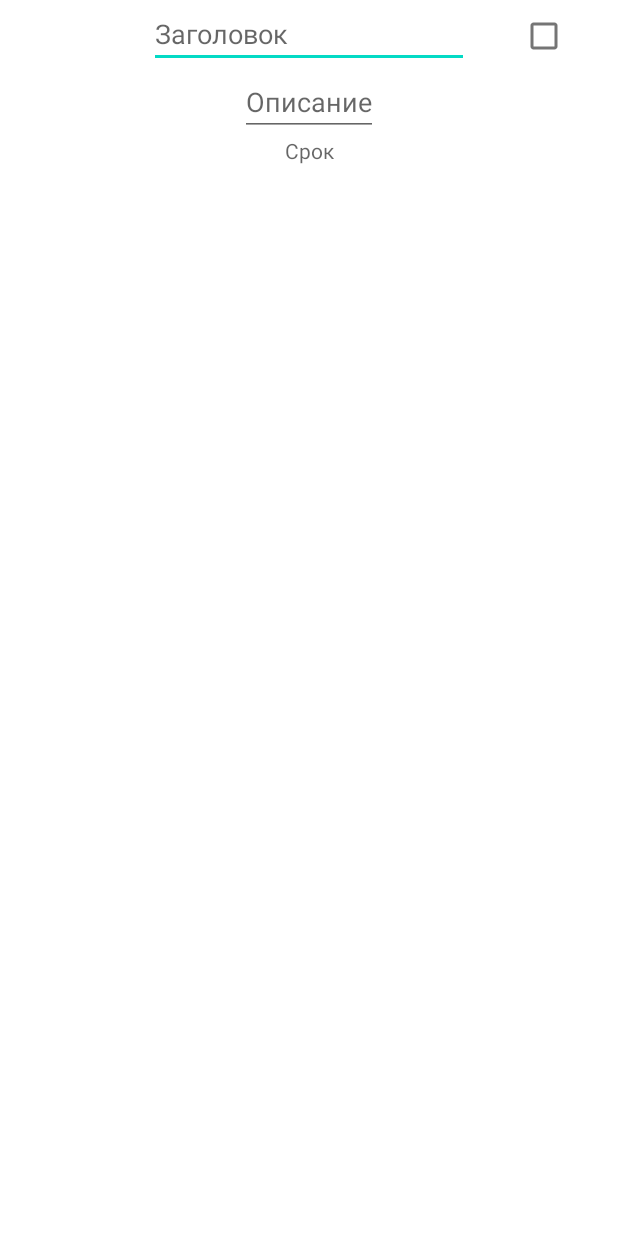
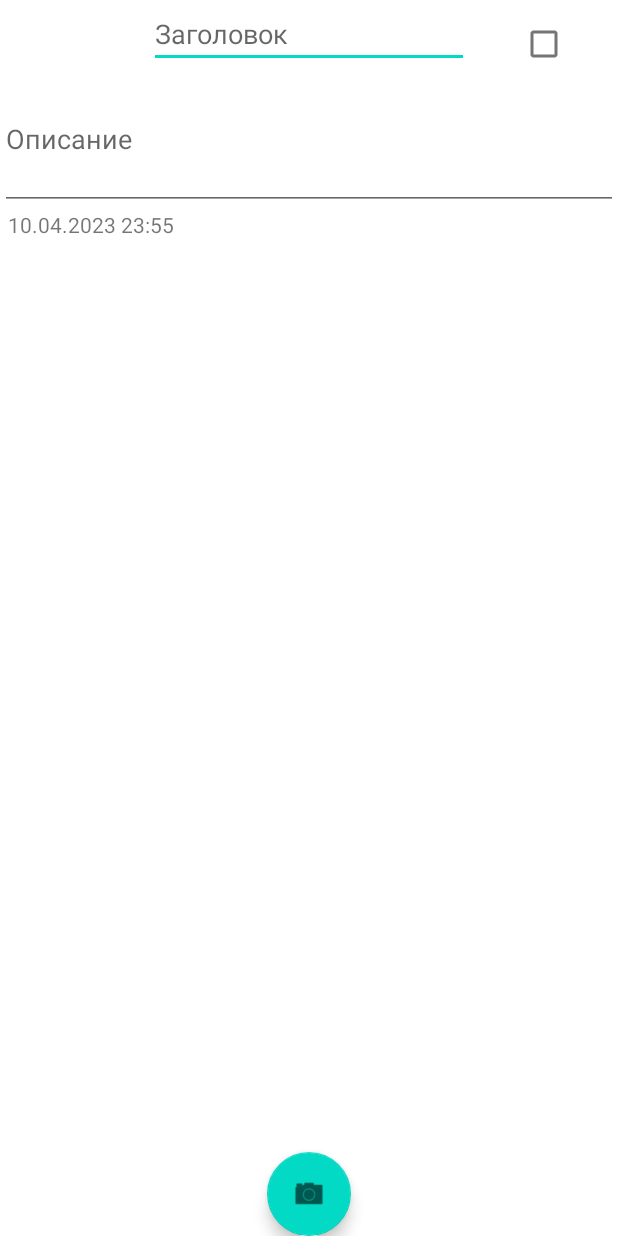
Before and after one commit to Volozhinsky/LifeTaskTracker, an Android app: the layout fragment_task_detail_top.xml on its own in the app's theme, with its tools: preview values and no code run, on a phone screen of 412 x 824 dp. Run offline under Robolectric (Android 15) with nearby library versions, the phone set to English and light mode, and no system bars.

Commit message:
rt 2023-04-13

```diff
--- a/app/src/main/java/com/volozhinsky/lifetasktracker/ui/task_details/PhotoDescriptionAdapter.kt
+++ b/app/src/main/java/com/volozhinsky/lifetasktracker/ui/task_details/PhotoDescriptionAdapter.kt
@@ -21,4 +21,10 @@ class PhotoDescriptionAdapter(): RecyclerView.Adapter<PhotoDescriptionViewHolder
     }
 
     override fun getItemCount(): Int = photos.size
+
+    fun setAdapterData(list: List<PhotoDescriptionUI>){
+        photos.clear()
+        photos.addAll(list)
+        notifyDataSetChanged()
+    }
 }
--- a/app/src/main/res/layout/fragment_task_detail_top.xml
+++ b/app/src/main/res/layout/fragment_task_detail_top.xml
@@ -20,8 +20,8 @@
             android:layout_width="wrap_content"
             android:layout_height="wrap_content"
             android:ems="10"
+            android:hint="@string/etTitleHint"
             android:inputType="textPersonName"
-            android:hint="@string/etTitleHint"
             android:text="@{viewModel.taskLiveData.title}"
             app:layout_constraintEnd_toEndOf="parent"
             app:layout_constraintStart_toStartOf="parent"
@@ -29,8 +29,8 @@
 
         <EditText
             android:id="@+id/etNotes"
-            android:layout_width="wrap_content"
-            android:layout_height="wrap_content"
+            android:layout_width="0dp"
+            android:layout_height="0dp"
             android:hint="@string/etNotesHint"
             android:inputType="textPersonName"
             android:minLines="4"
@@ -38,25 +38,73 @@
             android:text="@{viewModel.taskLiveData.notes}"
             app:layout_constraintEnd_toEndOf="parent"
             app:layout_constraintStart_toStartOf="parent"
-            app:layout_constraintTop_toBottomOf="@+id/etTitle" />
+            app:layout_constraintTop_toBottomOf="@+id/etTitle"
+            app:layout_constraintBottom_toTopOf="@+id/etDue"/>
 
         <TextView
             android:id="@+id/etDue"
             android:layout_width="wrap_content"
             android:layout_height="wrap_content"
-            android:hint="@string/etDueHint"
+            android:layout_margin="5dp"
             android:text="@{viewModel.taskLiveData.due.format(viewModel.formatter)}"
-            app:layout_constraintEnd_toEndOf="parent"
+
             app:layout_constraintStart_toStartOf="parent"
-            app:layout_constraintTop_toBottomOf="@+id/etNotes" />
+            app:layout_constraintBottom_toTopOf="@+id/glSplitDescriptions"
+            tools:text="10.04.2023 23:55" />
 
         <CheckBox
             android:id="@+id/cbStatus"
             android:layout_width="wrap_content"
             android:layout_height="wrap_content"
+            android:layout_margin="5dp"
+            android:checked="@{viewModel.taskLiveData.status}"
             app:layout_constraintEnd_toEndOf="parent"
             app:layout_constraintStart_toEndOf="@+id/etTitle"
-            app:layout_constraintTop_toTopOf="parent"
-            android:checked="@{viewModel.taskLiveData.status}"/>
+            app:layout_constraintTop_toTopOf="parent" />
+
+        <androidx.recyclerview.widget.RecyclerView
+            android:id="@+id/rvPhotos"
+            android:layout_width="0dp"
+            android:layout_height="0dp"
+            android:orientation="horizontal"
+            app:layout_constraintBottom_toTopOf="@id/fabAddPhoto"
+            app:layout_constraintEnd_toEndOf="parent"
+            app:layout_constraintStart_toStartOf="parent"
+            app:layout_constraintTop_toTopOf="@+id/glSplitRecycler"
+            tools:layoutManager="androidx.recyclerview.widget.GridLayoutManager"
+            tools:itemCount="7"/>
+
+        <androidx.constraintlayout.widget.Guideline
+            android:id="@+id/glSplitRecycler"
+            android:layout_width="wrap_content"
+            android:layout_height="wrap_content"
+            android:orientation="horizontal"
+            app:layout_constraintGuide_percent="0.40"/>
+
+        <androidx.constraintlayout.widget.Guideline
+            android:id="@+id/glSplitDescriptions"
+            android:layout_width="wrap_content"
+            android:layout_height="wrap_content"
+            android:orientation="horizontal"
+            app:layout_constraintGuide_percent="0.2"/>
+
+        <androidx.recyclerview.widget.RecyclerView
+            android:id="@+id/rvAudios"
+            android:layout_width="0dp"
+            android:layout_height="0dp"
+            app:layout_constraintBottom_toTopOf="@+id/rvPhotos"
+            app:layout_constraintEnd_toEndOf="parent"
+            app:layout_constraintStart_toStartOf="parent"
+            app:layout_constraintTop_toBottomOf="@+id/glSplitDescriptions"/>
+
+        <com.google.android.material.floatingactionbutton.FloatingActionButton
+            android:id="@+id/fabAddPhoto"
+            android:layout_width="wrap_content"
+            android:layout_height="wrap_content"
+            android:clickable="true"
+            app:layout_constraintBottom_toBottomOf="parent"
+            app:layout_constraintEnd_toEndOf="parent"
+            app:layout_constraintStart_toStartOf="parent"
+            app:srcCompat="@android:drawable/ic_menu_camera" />
     </androidx.constraintlayout.widget.ConstraintLayout>
 </layout>
--- /dev/null
+++ b/app/src/main/res/xml/files.xml
@@ -0,0 +1,4 @@
+<?xml version="1.0" encoding="utf-8"?>
+<paths xmlns:android="http://schemas.android.com/apk/res/android">
+    <files-path name="basic_photos" path="."/>
+</paths>
```
Also changed, not shown: app/src/main/AndroidManifest.xml (+13 -0 lines), app/src/main/java/com/volozhinsky/lifetasktracker/ui/MainActivity.kt (+1 -6 lines), app/src/main/java/com/volozhinsky/lifetasktracker/ui/task_details/PhotoDescriptionViewHolder.kt (+6 -3 lines), app/src/main/java/com/volozhinsky/lifetasktracker/ui/task_details/TaskDetailBottomInfoFragment.kt (deleted, +0 -28 lines), app/src/main/java/com/volozhinsky/lifetasktracker/ui/task_details/TaskDetailBottomPicFragment.kt (deleted, +0 -28 lines), app/src/main/java/com/volozhinsky/lifetasktracker/ui/task_details/TaskDetailTopFragment.kt (+41 -0 lines), app/src/main/java/com/volozhinsky/lifetasktracker/ui/task_details/TaskDetailTopViewModel.kt (+10 -2 lines), app/src/main/java/com/volozhinsky/lifetasktracker/ui/tasks_list/TasksListBottomFragment.kt (deleted, +0 -29 lines), app/src/main/res/layout/activity_main.xml (+2 -17 lines), app/src/main/res/layout/fragment_task_detail_bottom_info.xml (deleted, +0 -17 lines), app/src/main/res/layout/fragment_task_detail_bottom_pic.xml (deleted, +0 -17 lines), app/src/main/res/layout/fragment_tasks_list_bottom.xml (deleted, +0 -20 lines), app/src/main/res/layout/rv_item_photo_description.xml (+10 -7 lines), app/src/main/res/navigation/bottom_navigation_graph.xml (deleted, +0 -29 lines).
